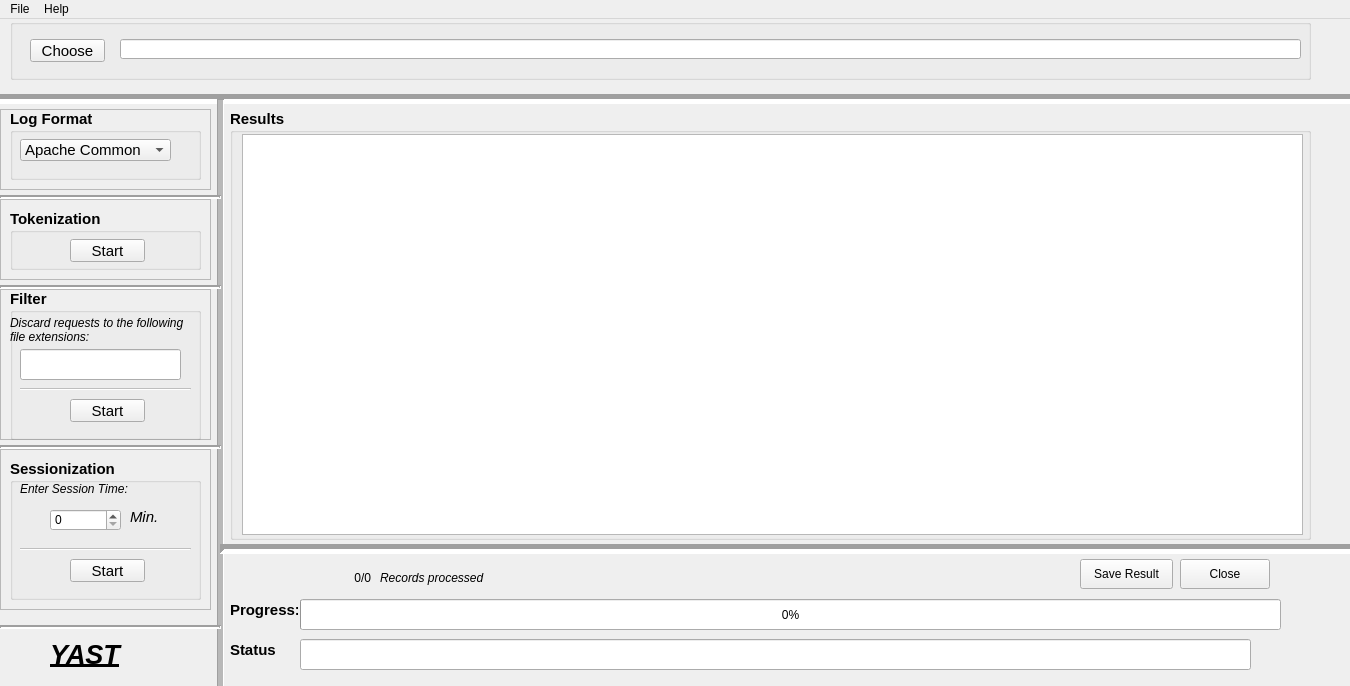
First picture: the form in ui_mainwindow.ui, repository jarifibrahim/projectStuff, before the edit.
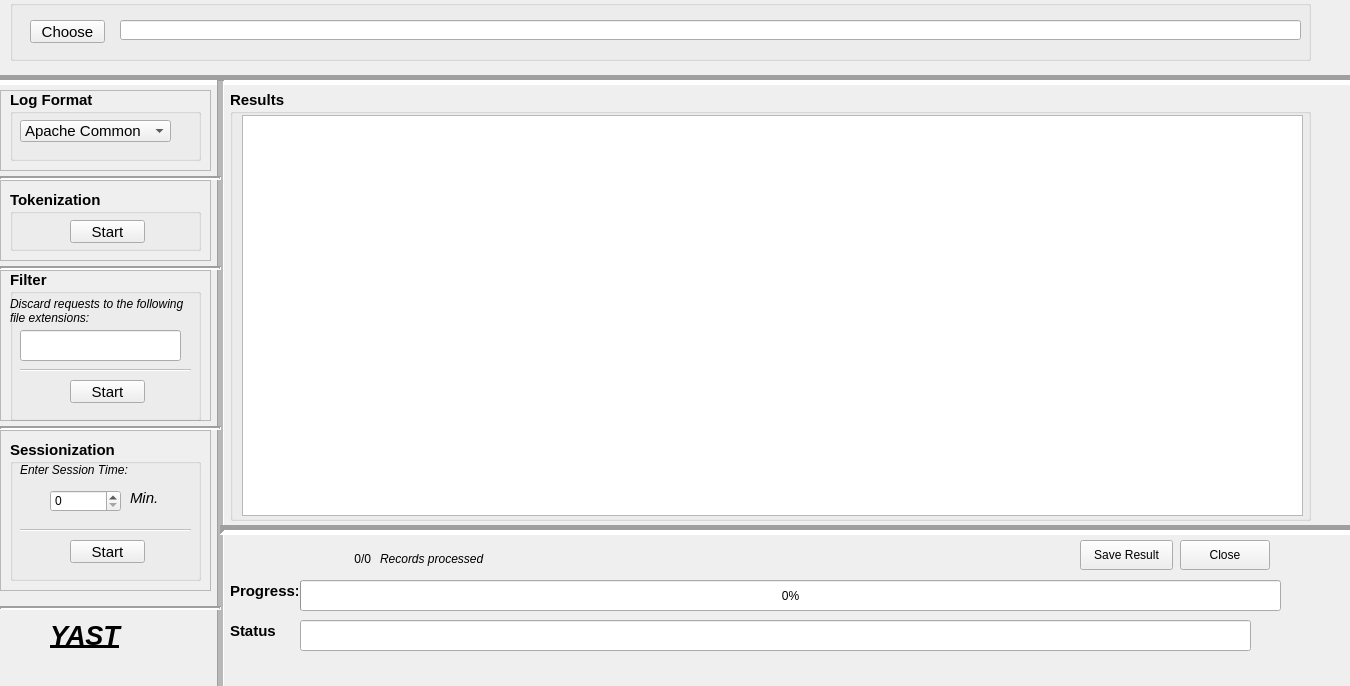
Second picture: the form after the edit.

Commit message: Remove menubar from GUI

What changed in the file:
```diff
--- a/ui_mainwindow.ui
+++ b/ui_mainwindow.ui
@@ -1102,34 +1102,6 @@
     </property>
    </widget>
   </widget>
-  <widget class="QMenuBar" name="menubar">
-   <property name="geometry">
-    <rect>
-     <x>0</x>
-     <y>0</y>
-     <width>1350</width>
-     <height>25</height>
-    </rect>
-   </property>
-   <widget class="QMenu" name="menuFile">
-    <property name="title">
-     <string>File</string>
-    </property>
-    <addaction name="actionReset"/>
-    <addaction name="actionOpen"/>
-    <addaction name="actionSave"/>
-    <addaction name="actionSave_As"/>
-    <addaction name="actionExit"/>
-   </widget>
-   <widget class="QMenu" name="menuHelp">
-    <property name="title">
-     <string>Help</string>
-    </property>
-    <addaction name="actionYAST_Help"/>
-   </widget>
-   <addaction name="menuFile"/>
-   <addaction name="menuHelp"/>
-  </widget>
   <action name="actionReset">
    <property name="text">
     <string>Reset</string>
```
The commit also changes 2 other files.
